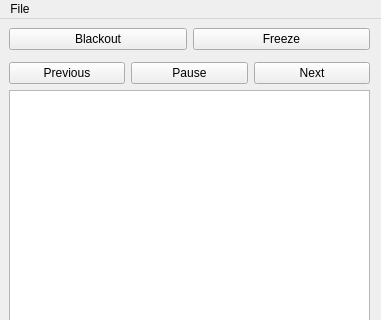
Old version of the form ui/firemix.ui in the repository Openlights/firemix; both pictures show x 0 to 381 and y 0 to 320 of the 381 by 466 pixel window.
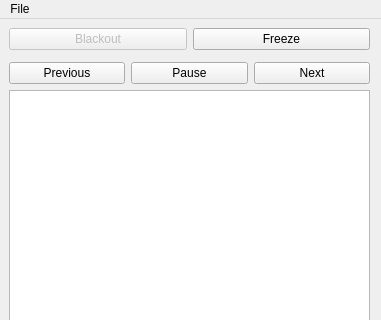
New version of the form.

```diff
--- a/ui/firemix.ui
+++ b/ui/firemix.ui
@@ -34,6 +34,9 @@
       <layout class="QHBoxLayout" name="hl_top_buttons">
        <item>
         <widget class="QPushButton" name="btn_blackout">
+         <property name="enabled">
+          <bool>false</bool>
+         </property>
          <property name="text">
           <string>Blackout</string>
          </property>
```
